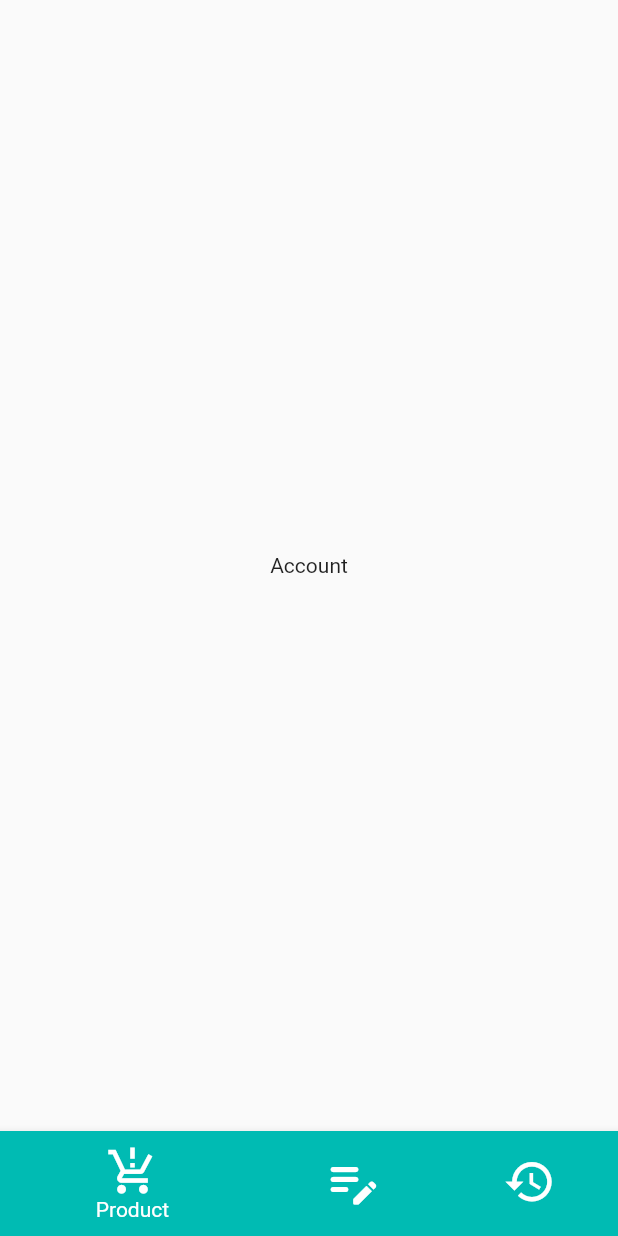
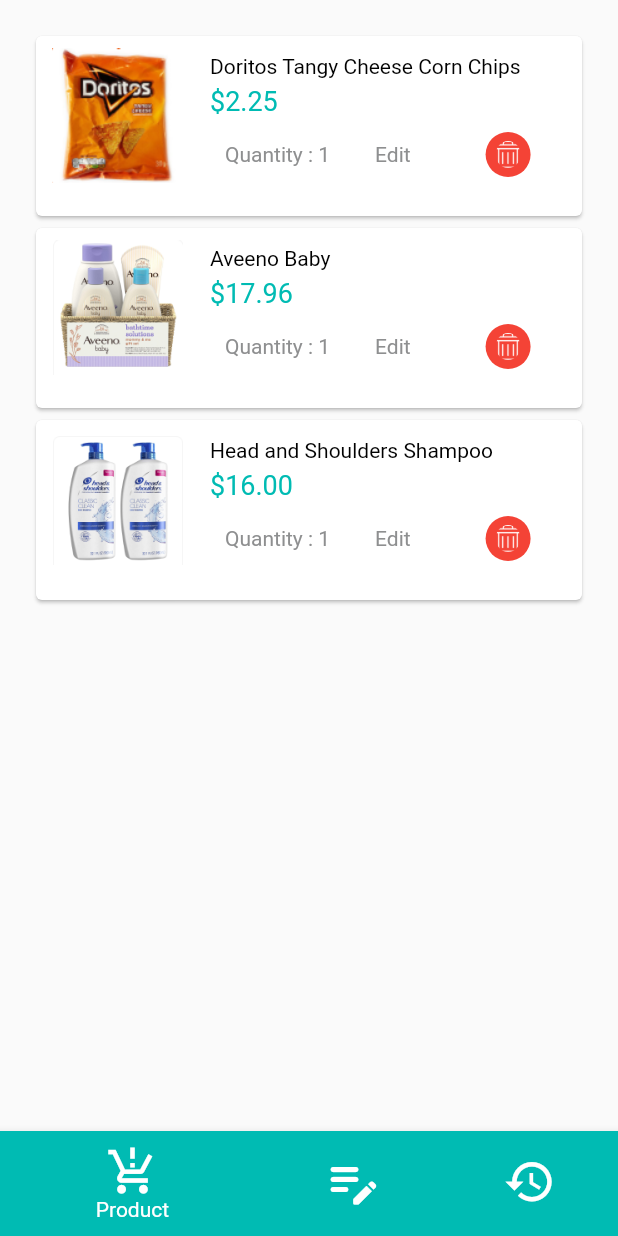
Before and after one commit to 9splShubham/Clone, a Flutter app: the MyStatefulWidget screen opened directly, on a phone screen of 412 x 824 dp. Run offline on Flutter 3.47's test engine with Material 2 defaults, Android fonts, the phone set to English and light mode, and no system bars; our stand-ins replace carousel_slider, flutter_svg, shared_preferences, sqflite, toast; missing offline and left inert: dart:ffi; accounts and stored records are empty; Roboto replaces fonts that are missing (AvenirRegular).

Commit message:
task done

```diff
--- a/lib/core/app_string.dart
+++ b/lib/core/app_string.dart
@@ -242,4 +242,18 @@
       "We has been confirmed on 20/03/2021 | 10:20";
   static const textWehavereceivedyourorderon200320211015 =
       "We have received your order on 20/03/2021 | 10:15";
+
+  // ORDER
+  static const textorderNo123321123 = "Order No: 123-321-123";
+  static const text$5025 = "\$50.25";
+  static const textorderBy = "Order By";
+  static const textJhohndoemailcom = "johndoe@mail.com";
+  static const textorderDateTime = "Order Date & Time";
+  static const text200320211015 = "20/03/2021 | 10:15";
+  static const textOrderNo235321546 = "Order No: 235-321-546";
+  static const textL60025 = "L600.25";
+  static const textQuantity = "Quantity : 1";
+  static const textEdit = "Edit";
+  static const text180320211300 = "18/03/2021 | 13:00";
+
 }
--- a/lib/dashboard/dashboard.dart
+++ b/lib/dashboard/dashboard.dart
@@ -81,13 +81,15 @@
     debugPrint('Category--${json.encode(_category)}');
   }
 
-/*  void onLogout() async {
+  void onLogout() async {
+
     SharedPreferences sp = await SharedPreferences.getInstance();
     sp.clear();
+
     Navigator.of(context).pushAndRemoveUntil(
         MaterialPageRoute(builder: (context) => Splash()),
         (Route<dynamic> route) => false);
-  }*/
+  }
 
   @override
   Widget build(BuildContext context) {
--- a/lib/login/com_helper.dart
+++ b/lib/login/com_helper.dart
@@ -6,13 +6,15 @@
 
 import 'package:toast/toast.dart';
 
-/*void onLogout() async {
+/*
+void onLogout() async {
   SharedPreferences sp = await SharedPreferences.getInstance();
   sp.clear();
   Navigator.of(context as BuildContext).pushAndRemoveUntil(
       MaterialPageRoute(builder: (context) => Splash()),
       (Route<dynamic> route) => false);
-}*/
+}
+*/
 
 alertDialog(String msg) {
   //Toast.show(msg, context, duration: Toast.LENGTH_LONG, gravity: Toast.BOTTOM);
--- /dev/null
+++ b/lib/vendor/product_screen.dart
@@ -0,0 +1,133 @@
+import 'package:clone/Add_to_cart/Cart%20Content.dart';
+import 'package:clone/core/app_color.dart';
+import 'package:clone/core/app_fonts.dart';
+import 'package:clone/core/app_image.dart';
+import 'package:clone/core/app_size.dart';
+import 'package:clone/core/app_string.dart';
+import 'package:clone/login/com_helper.dart';
+import 'package:clone/place_order/place_order.dart';
+import 'package:flutter/material.dart';
+
+class Product extends StatefulWidget {
+  const Product({Key? key}) : super(key: key);
+
+  @override
+  State<Product> createState() => _Product();
+
+}
+
+class _Product extends State<Product> {
+  @override
+  Widget build(BuildContext context) {
+    return Scaffold(
+      body: Padding(
+        padding: const EdgeInsets.symmetric(horizontal: 20),
+        child: Column(
+          children: [
+            SizedBox(
+              height: 20,
+            ),
+            ListView.builder(
+                scrollDirection: Axis.vertical,
+                shrinkWrap: true,
+                itemCount: cart().length,
+                itemBuilder: (context, index) {
+                  return Card(
+                    child: Container(
+                      height: 120,
+                      child: Column(
+                        children: [
+                          Row(
+                            children: [
+                              Padding(
+                                padding: const EdgeInsets.all(8.0),
+                                child: Image.asset(
+                                  cart()[index].image!,
+                                  height: 90,
+                                  width: 90,
+                                ),
+                              ),
+                              SizedBox(
+                                width: 10,
+                              ),
+                              Column(
+                                crossAxisAlignment: CrossAxisAlignment.start,
+                                children: [
+                                  Text(
+                                    cart()[index].name!,
+                                    style: getTextStyle(AppFonts.regularBlack2,
+                                        AppSize.textSize14),
+                                  ),
+                                  SizedBox(
+                                    height: 5,
+                                  ),
+                                  Text(
+                                    cart()[index].price!,
+                                    style: getTextStyle(AppFonts.regularGreen,
+                                        AppSize.textSize18),
+                                  ),
+                                  SizedBox(
+                                    height: 10,
+                                  ),
+                                  Row(
+                                    children: [
+                                      SizedBox(
+                                        width: 10,
+                                      ),
+                                      Text(
+                                        AppString.textQuantity,
+                                        style: getTextStyle(
+                                            AppFonts.regularGrey,
+                                            AppSize.textSize14),
+                                      ),
+                                      SizedBox(
+                                        width: 30,
+                                      ),
+
+                                      InkWell(
+                                        child: Text(
+                                          AppString.textEdit,
+                                          style: getTextStyle(
+                                              AppFonts.regularGrey,
+                                              AppSize.textSize14),
+                                        ),
+                                        onTap: (){},
+                                      ),
+                                      SizedBox(
+                                        width: 50,
+                                      ),
+                                      InkWell(
+                                        child: CircleAvatar(
+                                          radius: 15,
+                                          backgroundColor: Colors.red,
+                                          child: Padding(
+                                            padding: const EdgeInsets.all(
+                                                6), // Border radius
+                                            child: ClipOval(
+                                                child: Image.asset(
+                                              AppImage.delete,
+                                            )),
+                                          ),
+                                        ),
+                                        onTap: (){
+
+                                          alertDialog("Are you sure you want to delete the item?");
+                                        },
+                                      ),
+                                    ],
+                                  )
+                                ],
+                              ),
+                            ],
+                          ),
+                        ],
+                      ),
+                    ),
+                  );
+                }),
+          ],
+        ),
+      ),
+    );
+  }
+}
--- a/lib/vendor/vendor.dart
+++ b/lib/vendor/vendor.dart
@@ -6,7 +6,11 @@
 import 'package:clone/core/app_size.dart';
 import 'package:clone/core/app_string.dart';
 import 'package:clone/login/com_helper.dart';
+import 'package:clone/vendor/product_screen.dart';
 import 'package:flutter/material.dart';
+
+import 'my_order_screen.dart';
+import 'order_history.dart';
 
 class Vendor extends StatefulWidget {
   const Vendor({Key? key}) : super(key: key);
@@ -103,9 +107,11 @@
       body: IndexedStack(
         index: selectedIndex,
         children: const [
-          /*    TabHome(),
-             ScreenFeed(),*/
-          Center(child: Text('Account')),
+
+          Product(),
+          MyOrder(),
+          OrderHistory(),
+
         ],
       ), // This trailing comma makes auto-formatting nicer for build methods.
     );
```
Also changed, not shown: lib/vendor/details.dart (added, +61 -0 lines), lib/vendor/my_order_screen.dart (added, +108 -0 lines), lib/vendor/order_history.dart (added, +108 -0 lines), pubspec.lock.
